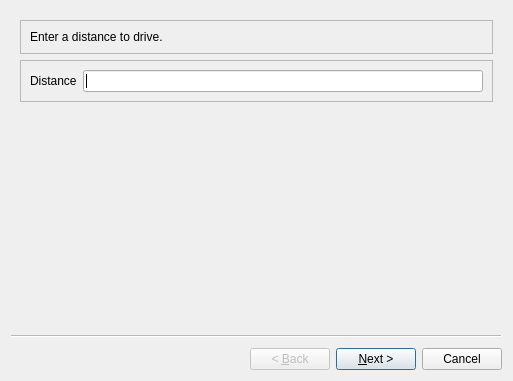
Above: src/mouse_monitor_pc/ui/mousemonitor_sensorCalibration.ui from Smart-Minotaur/nxt_minotaur before the change. Below: the same form after it.
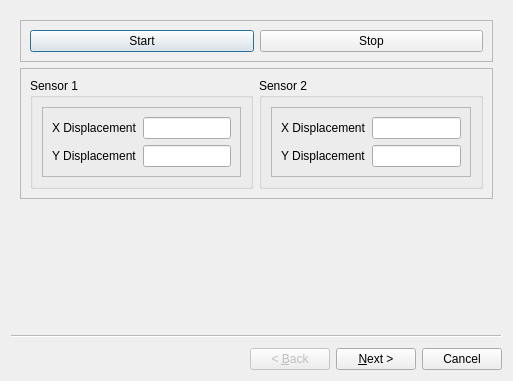
That is the form after the change. Icons and pictures are not drawn.

Commit message: Distance page deleted, added function to deactivate the next button if the calibration is not finished

Diff of the .ui file:
```diff
--- a/src/mouse_monitor_pc/ui/mousemonitor_sensorCalibration.ui
+++ b/src/mouse_monitor_pc/ui/mousemonitor_sensorCalibration.ui
@@ -44,52 +44,7 @@
   <property name="wizardStyle">
    <enum>QWizard::ClassicStyle</enum>
   </property>
-  <widget class="QWizardPage" name="distancePage1">
-   <layout class="QVBoxLayout" name="verticalLayout_5">
-    <item>
-     <widget class="QFrame" name="frame_4">
-      <property name="frameShape">
-       <enum>QFrame::StyledPanel</enum>
-      </property>
-      <property name="frameShadow">
-       <enum>QFrame::Raised</enum>
-      </property>
-      <layout class="QVBoxLayout" name="verticalLayout_6">
-       <item>
-        <widget class="QLabel" name="label">
-         <property name="text">
-          <string>Enter a distance to drive.</string>
-         </property>
-        </widget>
-       </item>
-      </layout>
-     </widget>
-    </item>
-    <item>
-     <widget class="QFrame" name="frame_5">
-      <property name="frameShape">
-       <enum>QFrame::StyledPanel</enum>
-      </property>
-      <property name="frameShadow">
-       <enum>QFrame::Raised</enum>
-      </property>
-      <layout class="QFormLayout" name="formLayout">
-       <item row="0" column="0">
-        <widget class="QLabel" name="label_4">
-         <property name="text">
-          <string>Distance</string>
-         </property>
-        </widget>
-       </item>
-       <item row="0" column="1">
-        <widget class="QLineEdit" name="distanceEdit"/>
-       </item>
-      </layout>
-     </widget>
-    </item>
-   </layout>
-  </widget>
-  <widget class="QWizardPage" name="measurePage2">
+  <widget class="QWizardPage" name="measurePage1">
    <layout class="QVBoxLayout" name="verticalLayout">
     <item>
      <widget class="QFrame" name="frame">
```
Left out of the diff: 2 changed lines with no effect on the pictures. The commit also changes 3 other files.
